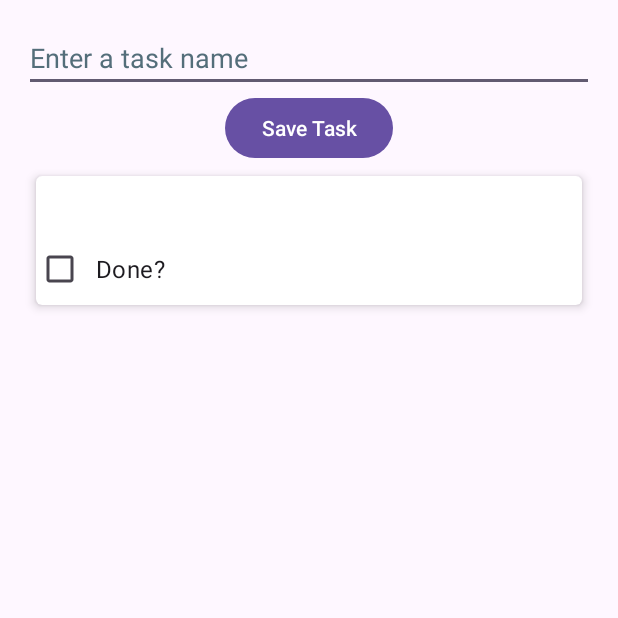
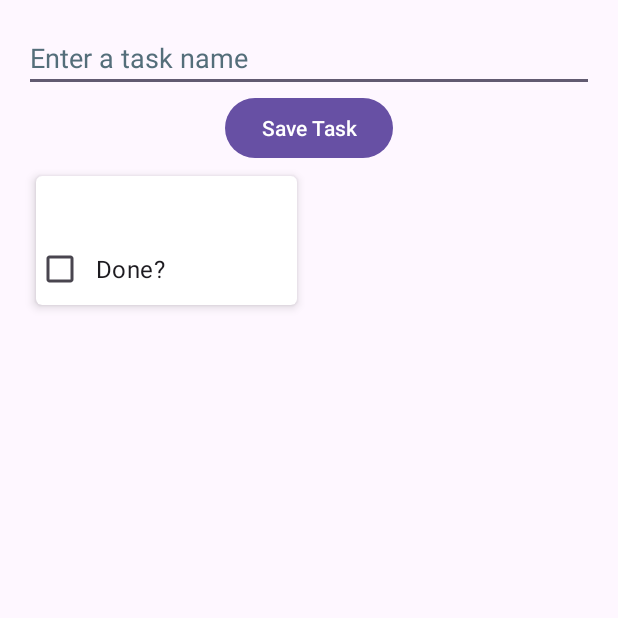
Before and after one commit to AbadzhevaK8/android-tasks, an Android app: the screen it shows after launch (MainActivity), after a tap on "Save Task", on a phone screen of 412 x 824 dp, the top half of it. Run offline under Robolectric (Android 15) with nearby library versions, the phone set to English and light mode, and no system bars; our stand-ins replace Room's generated code, data binding.

Commit message:
feat: update fragment_tasks layout to use GridLayoutManager
Updated the `fragment_tasks.xml` layout to use `GridLayoutManager` for the RecyclerView:

- Changed `app:layoutManager` to `androidx.recyclerview.widget.GridLayoutManager`.
- Added `app:spanCount="2"` to display tasks in a grid layout with two columns.

```diff
--- a/app/src/main/res/layout/fragment_tasks.xml
+++ b/app/src/main/res/layout/fragment_tasks.xml
@@ -41,6 +41,7 @@
             android:layout_height="0dp"
             android:layout_weight="1"
             android:gravity="top"
-            app:layoutManager="androidx.recyclerview.widget.LinearLayoutManager" />
+            app:layoutManager="androidx.recyclerview.widget.GridLayoutManager"
+            app:spanCount="2"/>
     </LinearLayout>
 </layout>
```
